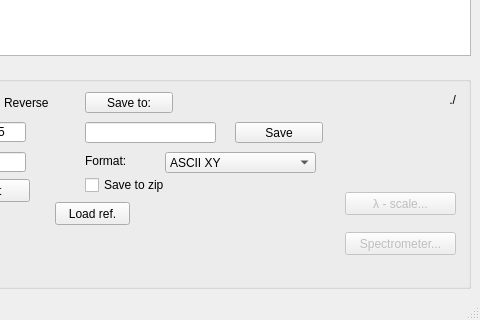
Qt form laborIott/instruments/Andor/VInst/Andor.ui (Kassikakk/laborIott) before a commit; both pictures show x 224 to 704 and y 245 to 565 of the 704 by 565 pixel window.
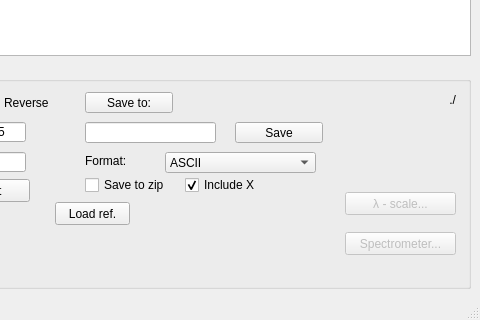
The same form after that commit. Icons and pictures are not drawn. Custom widgets are drawn as their Qt base class.

Commit message: VInst saving rewritten

What changed in the file:
```diff
--- a/laborIott/instruments/Andor/VInst/Andor.ui
+++ b/laborIott/instruments/Andor/VInst/Andor.ui
@@ -211,7 +211,7 @@
          </property>
          <item>
           <property name="text">
-           <string>ASCII XY</string>
+           <string>ASCII</string>
           </property>
          </item>
          <item>
@@ -500,6 +500,22 @@
           <string>Save to zip</string>
          </property>
         </widget>
+        <widget class="QCheckBox" name="useXYFormat">
+         <property name="geometry">
+          <rect>
+           <x>400</x>
+           <y>112</y>
+           <width>101</width>
+           <height>22</height>
+          </rect>
+         </property>
+         <property name="text">
+          <string>Include X</string>
+         </property>
+         <property name="checked">
+          <bool>true</bool>
+         </property>
+        </widget>
        </widget>
       </item>
      </layout>
```
Left out of the diff: 11 changed lines with no effect on the pictures. The commit also changes 1 other file.
